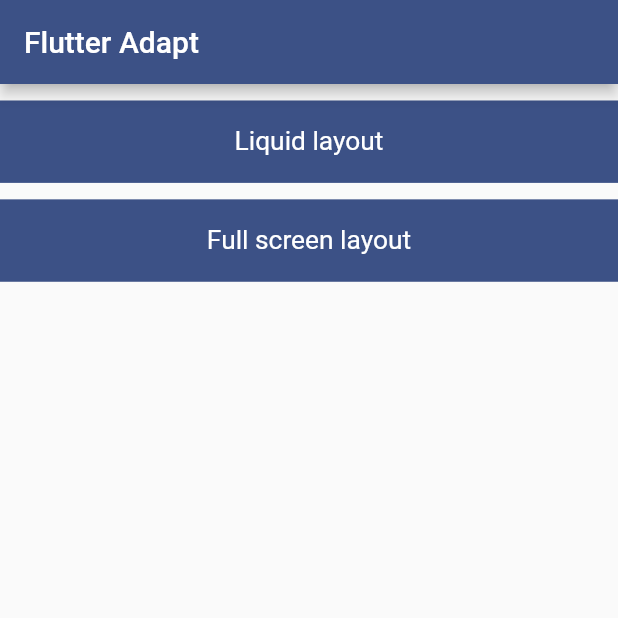
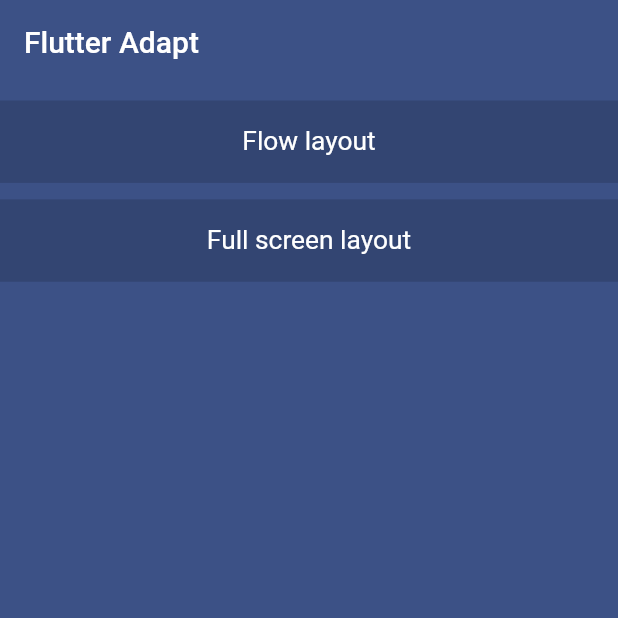
Before and after one commit to ohxxx/flutter-adapter, a Flutter app: the screen it shows after launch, on a phone screen of 412 x 824 dp, the top half of it. Run offline on Flutter 3.47's test engine with Material 2 defaults, Android fonts, the phone set to English and light mode, and no system bars; our stand-ins replace google_fonts; Roboto replaces fonts that are missing (Goldman).

Commit message:
feat(flow layout)：add example

```diff
--- a/lib/main.dart
+++ b/lib/main.dart
@@ -1,6 +1,9 @@
 import 'package:flutter/material.dart';
 import 'package:flutter_adapt/adapt.dart';
 import 'package:google_fonts/google_fonts.dart';
+
+import 'flow_layout.dart';
+import 'fullscreen_layout.dart';
 
 void main() {
   runApp(MyApp());
@@ -29,21 +32,27 @@
 class _MyHomePageState extends State<MyHomePage> {
   /// card小组件
   ///
-  /// [title] 当前标题的文本信息，String类型
-  Container _customCard(String title) {
-    return Container(
-      width: Adapt().adaptPx(375),
-      height: Adapt().adaptPx(50),
-      margin: EdgeInsets.only(top: Adapt().adaptPx(10)),
-      color: Color(0xff3C5186),
-      child: _customText(title),
+  /// `title` 当前标题的文本信息，[String]
+  /// `onTap` 点击跳转事件，[Function]
+  Widget _customCard(String title, Function onTap) {
+    return GestureDetector(
+      onTap: () => onTap(),
+      child: Container(
+        width: Adapt().adaptPx(375),
+        height: Adapt().adaptPx(50),
+        margin: EdgeInsets.only(top: Adapt().adaptPx(10)),
+        decoration: BoxDecoration(
+          color: Color(0x26000000),
+        ),
+        child: _customText(title),
+      ),
     );
   }
 
   /// text组件
   ///
-  /// [title] 当前标题的文本信息，String类型
-  Align _customText(String title) {
+  /// `title` 当前标题的文本信息，[String]
+  Widget _customText(String title) {
     return Align(
       child: Text(
         title,
@@ -68,13 +77,35 @@
           'Flutter Adapt',
           style: GoogleFonts.goldman(),
         ),
+        elevation: 0,
         backgroundColor: Color(0xff3C5186),
       ),
+      backgroundColor: Color(0xff3C5186),
       body: Center(
         child: Column(
           children: <Widget>[
-            _customCard('Liquid layout'),
-            _customCard('Full screen layout'),
+            _customCard(
+              'Flow layout',
+              () {
+                Navigator.push(
+                  context,
+                  MaterialPageRoute<void>(
+                    builder: (BuildContext context) => const FlowLayout(),
+                  ),
+                );
+              },
+            ),
+            _customCard(
+              'Full screen layout',
+              () {
+                Navigator.push(
+                  context,
+                  MaterialPageRoute<void>(
+                    builder: (BuildContext context) => const FullScreenLayout(),
+                  ),
+                );
+              },
+            ),
           ],
         ),
       ),
```
Also changed, not shown: lib/flow_layout.dart (added, +95 -0 lines), lib/fullscreen_layout.dart (added, +22 -0 lines).
